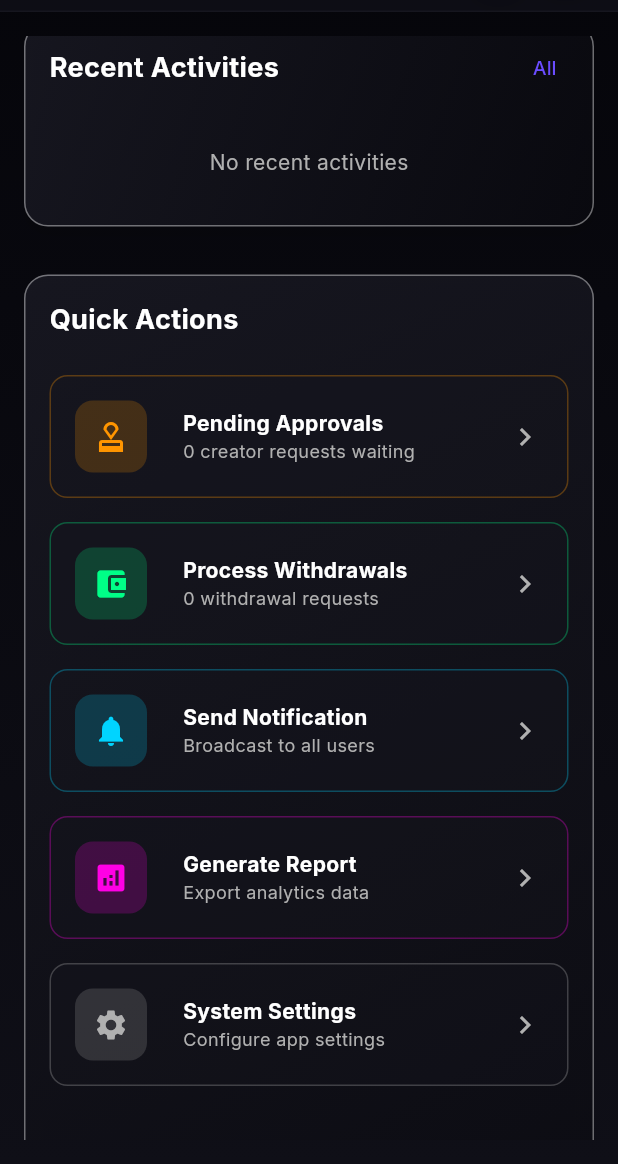
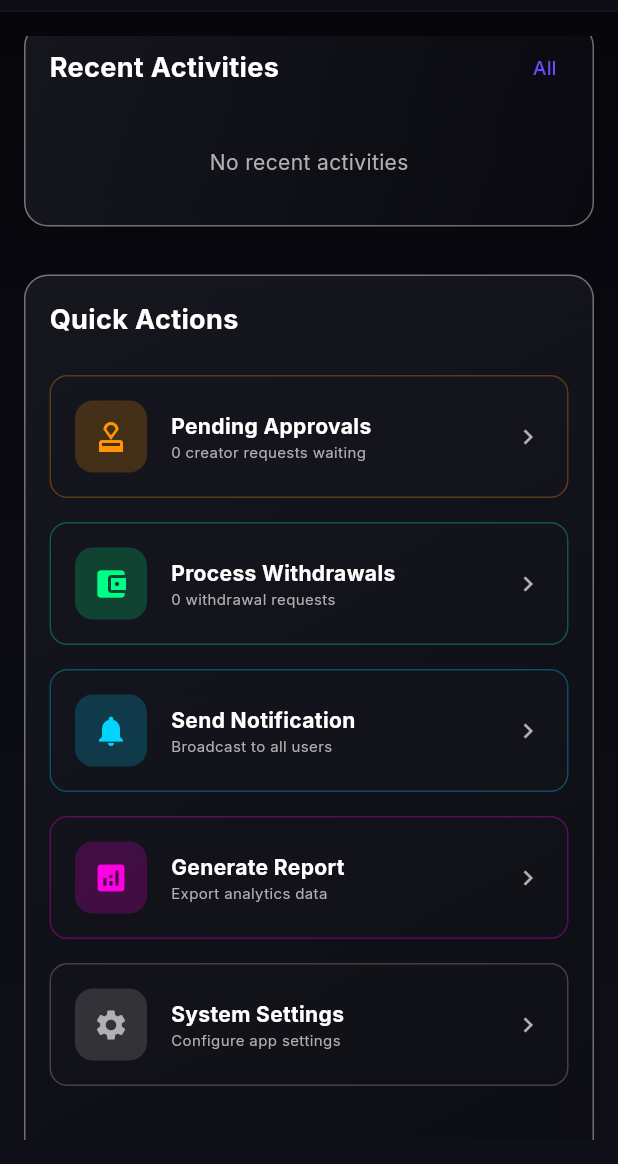
Before and after one commit to vishal-jaat-007/Strame_Admin, a Flutter app: the screen it shows once a user with an empty profile is signed in, scrolled down 1728 dp, on a phone screen of 412 x 824 dp, the part 72-1236 px from its top. Run offline on Flutter 3.47's test engine with Material 3 defaults, Android fonts, the phone set to English and light mode, and no system bars; our stand-ins replace cached_network_image, cloud_firestore, csv, file_picker, firebase_auth, firebase_core and 4 more; missing offline and left inert: dart:html; accounts and stored records are empty; network calls fail.

Commit message:
Optimize Quick Actions responsiveness and increase dashboard stacking breakpoint

```diff
--- a/lib/screens/modules/dashboard/dashboard_module.dart
+++ b/lib/screens/modules/dashboard/dashboard_module.dart
@@ -47,8 +47,8 @@ class _DashboardModuleState extends State<DashboardModule>
     final isMobile = ResponsiveBreakpoints.of(context).isMobile;
     final screenWidth = MediaQuery.of(context).size.width;
 
-    // Use stacked layout for screens smaller than 700px to avoid overflow
-    final shouldStack = screenWidth < 700;
+    // Use stacked layout for screens smaller than 900px to avoid overflow in content sidebars
+    final shouldStack = screenWidth < 900;
 
     return FadeTransition(
       opacity: _fadeAnimation,
--- a/lib/widgets/dashboard/quick_actions.dart
+++ b/lib/widgets/dashboard/quick_actions.dart
@@ -173,13 +173,23 @@ class _QuickActionsState extends State<QuickActions> {
         children: [
           Row(
             children: [
-              Icon(Icons.warning_rounded, color: AdminTheme.errorRed, size: 20),
+              const Icon(
+                Icons.warning_rounded,
+                color: AdminTheme.errorRed,
+                size: 20,
+              ),
               const SizedBox(width: AdminTheme.spacingSm),
-              Text(
+              Expanded(
+                child: FittedBox(
+                  fit: BoxFit.scaleDown,
+                  alignment: Alignment.centerLeft,
+                  child: Text(
                     'Emergency Actions',
                     style: AdminTheme.bodyMedium.copyWith(
                       color: AdminTheme.errorRed,
                       fontWeight: FontWeight.w600,
+                    ),
+                  ),
                 ),
               ),
             ],
@@ -259,30 +269,40 @@ class _QuickActionsState extends State<QuickActions> {
                       ),
                   ],
                 ),
-                const SizedBox(width: AdminTheme.spacingLg),
+                const SizedBox(width: AdminTheme.spacingMd),
                 Expanded(
                   child: Column(
                     crossAxisAlignment: CrossAxisAlignment.start,
                     mainAxisSize: MainAxisSize.min,
                     children: [
-                      Text(
+                      FittedBox(
+                        fit: BoxFit.scaleDown,
+                        alignment: Alignment.centerLeft,
+                        child: Text(
                           title,
                           style: const TextStyle(
                             fontWeight: FontWeight.bold,
                             color: AdminTheme.textPrimary,
                           ),
                         ),
+                      ),
                       Text(
                         subtitle,
-                        style: TextStyle(
-                          fontSize: 12,
+                        style: const TextStyle(
+                          fontSize: 10,
                           color: AdminTheme.textSecondary,
                         ),
+                        maxLines: 1,
+                        overflow: TextOverflow.ellipsis,
                       ),
                     ],
                   ),
                 ),
-                Icon(Icons.chevron_right, color: AdminTheme.textSecondary),
+                const Icon(
+                  Icons.chevron_right,
+                  color: AdminTheme.textSecondary,
+                  size: 20,
+                ),
               ],
             ),
           ),
```
Lines whose indentation alone changed are shown as unchanged.
